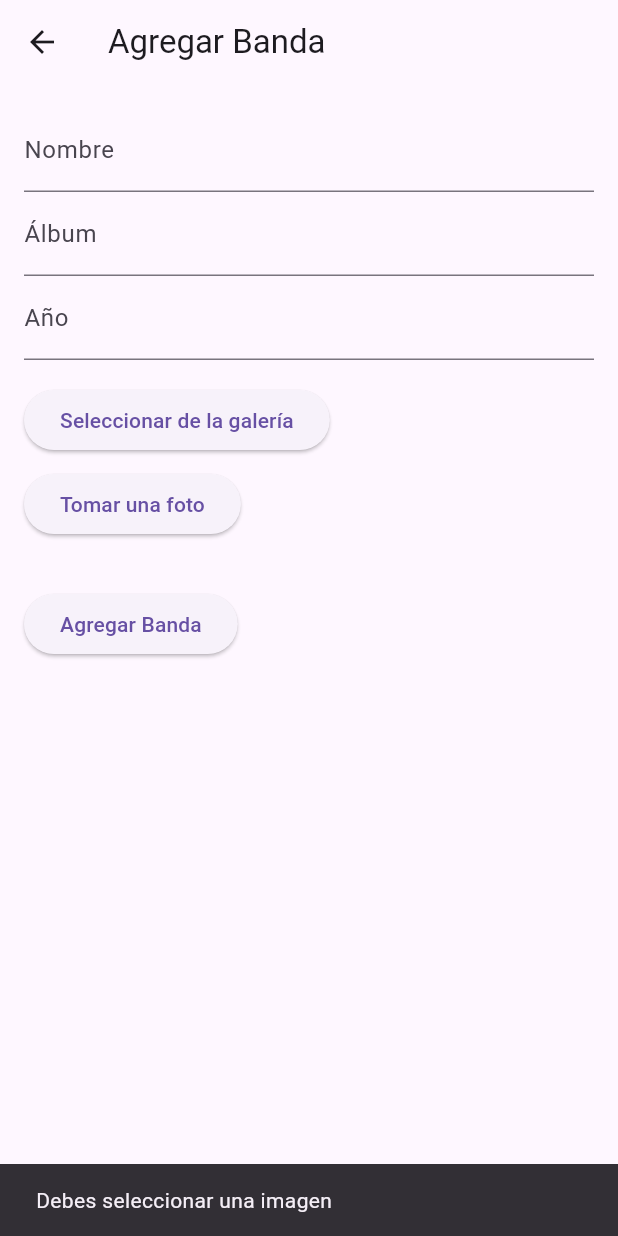
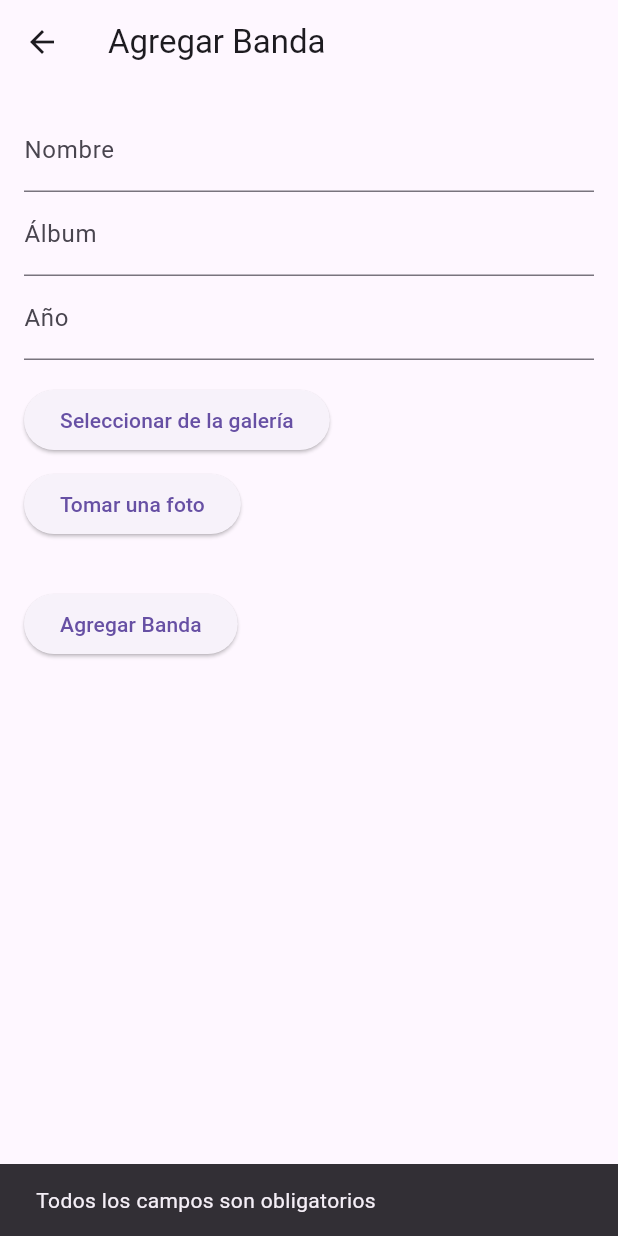
Before and after one commit to DanielGiron20/TAREA-3.1-FirebaseFirestore-con-Storage, a Flutter app: the AddBandScreen screen opened by its route, after a tap on "Agregar Banda", on a phone screen of 412 x 824 dp. Run offline on Flutter 3.47's test engine with Material 3 defaults, Android fonts, the phone set to English and light mode, and no system bars; our stand-ins replace cloud_firestore, firebase_core, firebase_storage, image_picker; accounts and stored records are empty.

Commit message:
Se hizo opcional la imagen y si no se agrega hay una imagen predeterminada

```diff
--- a/lib/ingreso.dart
+++ b/lib/ingreso.dart
@@ -1,5 +1,4 @@
 import 'dart:io';
-
 import 'package:flutter/material.dart';
 import 'package:image_picker/image_picker.dart';
 import 'package:cloud_firestore/cloud_firestore.dart';
@@ -19,22 +18,17 @@ class _AddBandScreenState extends State<AddBandScreen> {
   // Función para agregar una banda a Firestore
   Future<void> _addBand() async {
     // Verifica si se ha seleccionado una imagen
-    if (_imageFile == null) {
-      ScaffoldMessenger.of(context).showSnackBar(
-        SnackBar(content: Text('Debes seleccionar una imagen')),
-      );
-      return;
+    String? imageUrl;
+
+    if (_imageFile != null) {
+      imageUrl = await uploadImage(_imageFile!);
     }
-
-    // Sube la imagen a Firebase Storage y obtén su URL de descarga
-    String? imageUrl = await uploadImage(_imageFile!);
 
     try {
       // Validamos que los campos no estén vacíos
       if (_nameController.text.isEmpty ||
           _albumController.text.isEmpty ||
-          _yearController.text.isEmpty ||
-          imageUrl == null) {
+          _yearController.text.isEmpty ) {
         ScaffoldMessenger.of(context).showSnackBar(
           SnackBar(content: Text('Todos los campos son obligatorios')),
         );
--- a/pubspec.yaml
+++ b/pubspec.yaml
@@ -70,7 +70,9 @@ flutter:
   uses-material-design: true
 
   assets:
-    - assets/
+    - assets/images/
+
+
   #   - images/a_dot_burr.jpeg
   #   - images/a_dot_ham.jpeg
 
```
Also changed, not shown: lib/main.dart (+6 -1 lines), assets/images/404.png (added), assets/pin.jpg (deleted).
